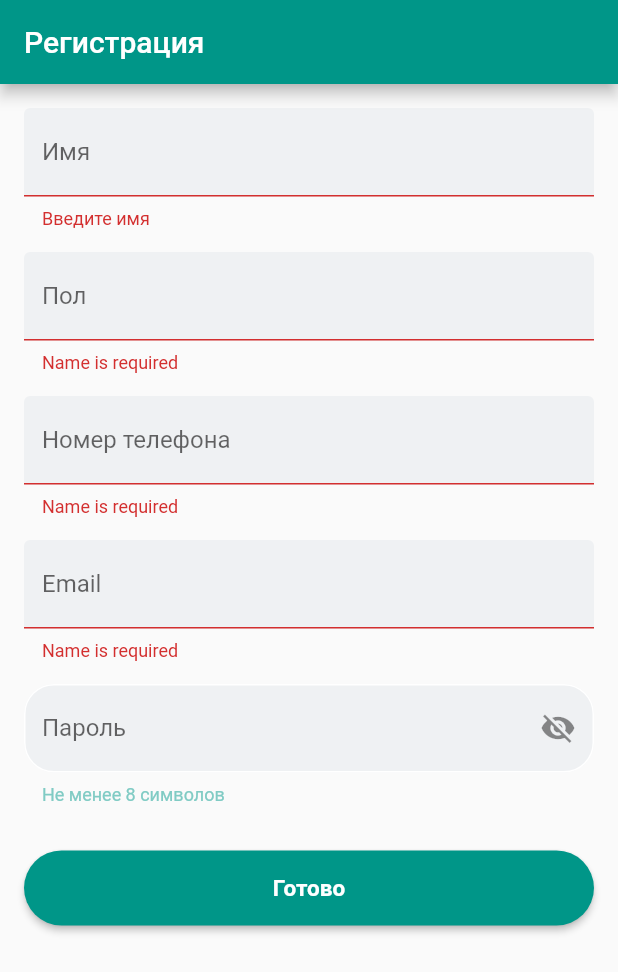
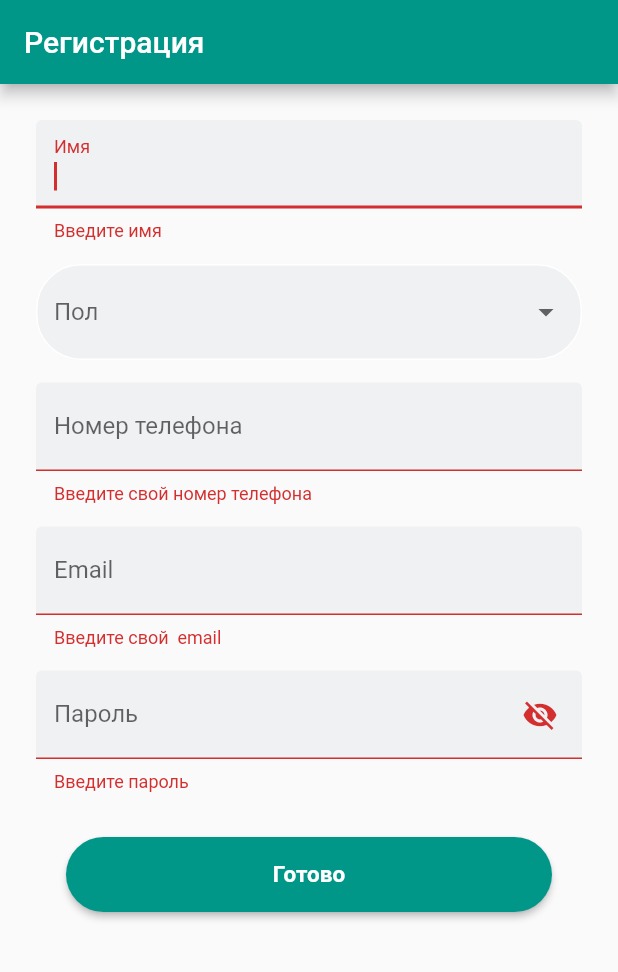
Before and after one commit to NastyaZiss/hoz_market_love, a Flutter app: the screen it shows after launch, after a tap on "Готово", on a phone screen of 412 x 824 dp. Shown: the top 972 px of the screen. Run offline on Flutter 3.47's test engine with Material 2 defaults, Android fonts, the light colour scheme and no system bars; our stand-ins replace mask_text_input_formatter.

Commit message:
screen singup

```diff
--- a/lib/main.dart
+++ b/lib/main.dart
@@ -1,6 +1,5 @@
 import 'package:flutter/material.dart';
 import 'package:payment_app_fl/regis_screen.dart';
-
 import 'utils/color_g.dart';
 
 void main() {
--- a/lib/regis_screen.dart
+++ b/lib/regis_screen.dart
@@ -24,11 +24,32 @@ class _RegisScreenState extends State<RegisScreen> {
     type: MaskAutoCompletionType.lazy,
   );
 
+  // final maskFormatter2 = MaskTextInputFormatter(
+  //   mask: '###@.###',
+  //   filter: {"#": RegExp("*{3,20}@*{3,20}")},
+  //   type: MaskAutoCompletionType.lazy,
+  // );
+
+  // $("input#email").inputmask({
+  //               mask: ,
+  //               greedy: false,
+  //               clearMaskOnLostFocus: false
+  //           });
+
+  List<String> _countries = ['Мужской', 'Женский', 'Нет'];
+  final _namefocus = FocusNode();
+  final _polfocus = FocusNode();
+  final _phonefocus = FocusNode();
+  final _pasfocus = FocusNode();
+  final _emailfocus = FocusNode();
+  // late String _selectedCountry;
+
   final _nameController = TextEditingController();
   final _polController = TextEditingController();
   final _emailController = TextEditingController();
   final _passController = TextEditingController();
   final _phoneController = TextEditingController();
+  String? _selectedCountry;
 
   @override
   void dispose() {
@@ -37,7 +58,19 @@ class _RegisScreenState extends State<RegisScreen> {
     _emailController.dispose();
     _passController.dispose();
     _phoneController.dispose();
+    _namefocus.dispose();
+    _emailfocus.dispose();
+    _phonefocus.dispose();
+    _pasfocus.dispose();
+    _emailfocus.dispose();
+    _polfocus.dispose();
     super.dispose();
+  }
+
+  void _fieldFocusChange(
+      BuildContext context, FocusNode currentFocus, FocusNode nextFocus) {
+    currentFocus.unfocus();
+    FocusScope.of(context).requestFocus(nextFocus);
   }
 
   @override
@@ -46,13 +79,18 @@ class _RegisScreenState extends State<RegisScreen> {
       appBar: AppBar(
         title: Text('Регистрация'),
       ),
-      body: Form(
+      body: Padding(
+        padding: const EdgeInsets.all(8.0),
+        child: Form(
           key: _formKey,
           child: ListView(
             padding: EdgeInsets.all(16.0),
             children: [
               TextFormFieldWidget(
-              textChild: 'Имя',
+                focusNode: _namefocus,
+                currentFocus: _namefocus,
+                nextFocus: _polfocus,
+                textChild: ('Имя'),
                 Controller: _nameController,
                 maskCustom: MaskTextInputFormatter(),
                 vallid_fun: (dynamic value) {
@@ -69,40 +107,84 @@ class _RegisScreenState extends State<RegisScreen> {
               SizedBox(
                 height: 15,
               ),
-            TextFormFieldWidget(
-              textChild: 'Пол',
-              Controller: _polController,
-              vallid_fun: (val) => val.isEmpty ? 'Name is required' : null,
-              maskCustom: MaskTextInputFormatter(),
+              Container(
+                child: DropdownButtonFormField(
+                  // autofocus: true,
+                  focusNode: _polfocus,
+                  onSaved: (_) {
+                    _fieldFocusChange(context, _polfocus, _phonefocus);
+                  },
+                  items: _countries.map((country) {
+                    return DropdownMenuItem(
+                      child: Text(country),
+                      value: country,
+                    );
+                  }).toList(),
+                  onChanged: (data) {
+                    print(data);
+                    setState(() {
+                      _selectedCountry = data as String?;
+                    });
+                  },
+                  disabledHint: Text("ytn"),
+                  dropdownColor: ColorG.buttonBackgroundColor,
+                  value: _selectedCountry,
+                  style: TextStyle(color: Color.fromARGB(255, 168, 190, 197)),
+                  decoration: InputDecoration(
+                    labelText: 'Пол',
+                    filled: true,
+                    fillColor: ColorG.buttonBackgroundColor,
+                    focusedBorder: OutlineInputBorder(
+                      borderRadius: BorderRadius.circular(30),
+                      borderSide: BorderSide(
+                          color: Color.fromARGB(255, 168, 190, 197),
+                          width: 2.0),
+                    ),
+                    enabledBorder: OutlineInputBorder(
+                      borderRadius: BorderRadius.circular(30),
+                      borderSide: BorderSide(
+                        color: Colors.white,
+                        width: 1.0,
+                      ),
+                    ),
+                  ),
+                ),
               ),
               SizedBox(
                 height: 15,
               ),
               TextFormFieldWidget(
+                currentFocus: _phonefocus,
+                nextFocus: _emailfocus,
+                focusNode: _phonefocus,
                 Texthelper: 'Формат 8 (ххх) ххx-хх-xx',
                 textChild: 'Номер телефона',
                 TypeKeyboard: TextInputType.phone,
                 Controller: _phoneController,
-              vallid_fun: (val) => val.isEmpty ? 'Name is required' : null,
+                vallid_fun: (val) =>
+                    val.isEmpty ? 'Введите свой номер телефона' : null,
                 maskCustom: maskFormatter,
               ),
               SizedBox(
                 height: 15,
               ),
               TextFormFieldWidget(
+                focusNode: _emailfocus,
+                currentFocus: _emailfocus,
+                nextFocus: _pasfocus,
                 textChild: 'Email',
                 TypeKeyboard: TextInputType.emailAddress,
                 Controller: _emailController,
-              vallid_fun: (val) => val.isEmpty ? 'Name is required' : null,
+                vallid_fun: (val) => val.isEmpty ? 'Введите свой  email' : null,
                 maskCustom: MaskTextInputFormatter(),
               ),
               SizedBox(
                 height: 15,
               ),
               TextFormField(
-              // validator: (val) => val.isEmpty? 'Name is required': null,
-              validator: null,
-
+                autofocus: true,
+                focusNode: _pasfocus,
+                validator: (val) => val!.isEmpty ? 'Введите пароль' : null,
                 controller: _passController,
                 obscureText: _hidePass,
                 decoration: InputDecoration(
@@ -111,8 +193,11 @@ class _RegisScreenState extends State<RegisScreen> {
                   fillColor: ColorG.buttonBackgroundColor,
                   helperText: 'Не менее 8 символов',
                   suffixIcon: IconButton(
-                  icon: Icon(
+                    icon: Padding(
+                      padding: const EdgeInsets.only(right: 20.0),
+                      child: Icon(
                         _hidePass ? Icons.visibility_off : Icons.visibility,
+                      ),
                     ),
                     onPressed: () {
                       setState(() {
@@ -122,12 +207,12 @@ class _RegisScreenState extends State<RegisScreen> {
                   ),
                   helperStyle: TextStyle(color: Colors.teal[200]),
                   focusedBorder: OutlineInputBorder(
-                  borderRadius: BorderRadius.circular(20),
+                    borderRadius: BorderRadius.circular(30),
                     borderSide: BorderSide(
                         color: Color.fromARGB(255, 168, 190, 197), width: 2.0),
                   ),
                   enabledBorder: OutlineInputBorder(
-                  borderRadius: BorderRadius.circular(20),
+                    borderRadius: BorderRadius.circular(30),
                     borderSide: BorderSide(
                       color: Colors.white,
                       width: 1.0,
@@ -138,13 +223,15 @@ class _RegisScreenState extends State<RegisScreen> {
               SizedBox(
                 height: 30,
               ),
-            ElevatedButton(
+              Padding(
+                padding: const EdgeInsets.only(left: 20, right: 20),
+                child: ElevatedButton(
                   onPressed: _submiForm,
                   style: ButtonStyle(
                     minimumSize: MaterialStateProperty.all(const Size(10, 50)),
                     foregroundColor: getColor(Colors.red, Colors.pink),
-                backgroundColor:
-                    getColor(Colors.teal, Color.fromARGB(255, 76, 175, 165)),
+                    backgroundColor: getColor(
+                        Colors.teal, Color.fromARGB(255, 76, 175, 165)),
                   ),
                   child: Text(
                     "Готово",
@@ -152,7 +239,9 @@ class _RegisScreenState extends State<RegisScreen> {
                     // selectionColor: Colors.black,
                   ),
                 ),
+              ),
             ],
+          ),
         ),
       ),
     );
@@ -169,18 +258,6 @@ class _RegisScreenState extends State<RegisScreen> {
     return MaterialStateProperty.resolveWith(getColor);
   }
 
-// делаем бордер для кнопки, который при нажатии меняется
-  // MaterialStateProperty<BorderSide> getBorder(Color color, Color colorPressed) {
-  //   final getBorder = (Set<MaterialState> states) {
-  //     if (states.contains(MaterialState.pressed)) {
-  //       return BorderSide(color: colorPressed, width: 2);
-  //     } else {
-  //       return BorderSide(color: color, width: 2);
-  //     }
-  //   };
-  //   return MaterialStateProperty.resolveWith(getBorder);
-  // }
-
   void _submiForm() {
     if (_formKey.currentState!.validate()) {
       print('valid');
@@ -192,7 +269,3 @@ class _RegisScreenState extends State<RegisScreen> {
     print('email: ${_emailController}');
   }
 }
-// overlayColor:
-              //     getColor(Color.fromARGB(255, 49, 237, 218), Colors.teal)),
-              // side: getBorder(Colors.red, Colors.black54),
-               // maximumSize: MaterialStateProperty.all(const Size(50, 50)),
--- a/lib/widgets/text_form_field_widget.dart
+++ b/lib/widgets/text_form_field_widget.dart
@@ -7,12 +7,18 @@ import '../utils/color_g.dart';
 class TextFormFieldWidget extends StatelessWidget {
   // final colorBackground;
   // final borderform;
+  final focusNode;
+  final currentFocus;
+  final nextFocus;
+
   final String textChild;
   final Texthelper;
   final Iconsuffix;
   final TypeKeyboard;
+
   final Controller;
   final MaskTextInputFormatter maskCustom;
+  final Function()? onFieldSubmitted;
 
   // final maskFormatter = MaskTextInputFormatter(
   //   mask: '+7 (###) ###-##-##',
@@ -24,6 +30,12 @@ class TextFormFieldWidget extends StatelessWidget {
   // void vallid_fun(String){}
 
   // final textStyle;
+
+  void _fieldFocusChange(BuildContext context, FocusNode currentFocus, FocusNode nextFocus){
+    currentFocus.unfocus();
+    FocusScope.of(context).requestFocus(nextFocus);
+  }
+
   TextFormFieldWidget({
     super.key,
     required this.textChild,
@@ -32,7 +44,7 @@ class TextFormFieldWidget extends StatelessWidget {
     this.TypeKeyboard,
     required this.Controller,
     required this.vallid_fun,
-    required this.maskCustom,
+    required this.maskCustom, this.focusNode, this.currentFocus, this.nextFocus,this.onFieldSubmitted,
     // this.bOT,
   });
 
@@ -53,18 +65,25 @@ class TextFormFieldWidget extends StatelessWidget {
         ),
         helperStyle: TextStyle(color: Colors.teal[200]),
         focusedBorder: OutlineInputBorder(
-          borderRadius: BorderRadius.circular(20),
+          borderRadius: BorderRadius.circular(30),
           borderSide:
               BorderSide(color: Color.fromARGB(255, 168, 190, 197), width: 2.0),
         ),
         enabledBorder: OutlineInputBorder(
-          borderRadius: BorderRadius.circular(20),
+          borderRadius: BorderRadius.circular(30),
           borderSide: BorderSide(
             color: Colors.white,
             width: 1.0,
           ),
         ),
       ),
+
+      focusNode: focusNode,
+      autofocus: true,
+      onFieldSubmitted: (_){
+        _fieldFocusChange(context, currentFocus,nextFocus);
+      },
+
       keyboardType: TypeKeyboard,
       validator: vallid_fun,
       inputFormatters: [maskCustom],
```
Lines whose indentation alone changed are shown as unchanged.
